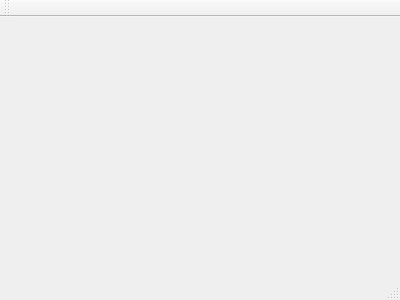
LouisGerard/CSP_Solver, file mainwindow.ui: the form before one commit.
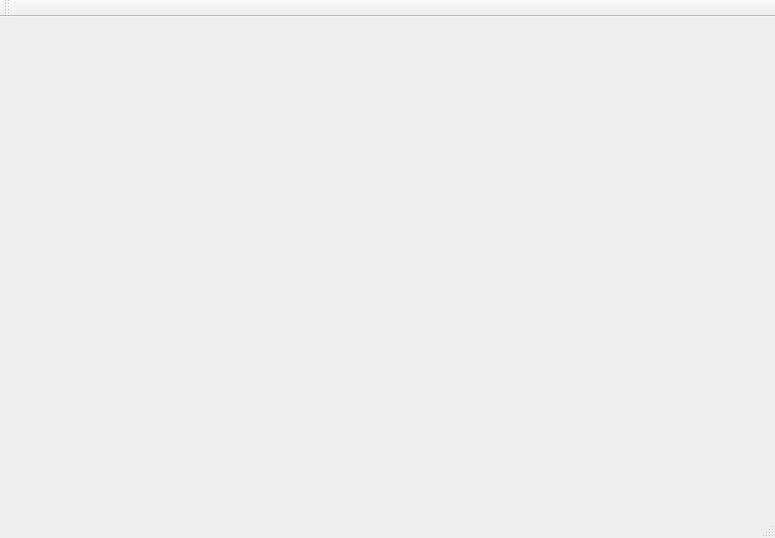
The form after the commit.

Commit message: grid view

What changed in the file:
```diff
--- a/mainwindow.ui
+++ b/mainwindow.ui
@@ -1,24 +1,51 @@
 <ui version="4.0">
  <class>MainWindow</class>
- <widget class="QMainWindow" name="MainWindow" >
-  <property name="geometry" >
+ <widget class="QMainWindow" name="MainWindow">
+  <property name="geometry">
    <rect>
     <x>0</x>
     <y>0</y>
-    <width>400</width>
-    <height>300</height>
+    <width>775</width>
+    <height>538</height>
    </rect>
   </property>
   <property name="windowTitle" >
    <string>MainWindow</string>
   </property>
-  <widget class="QMenuBar" name="menuBar" />
-  <widget class="QToolBar" name="mainToolBar" />
-  <widget class="QWidget" name="centralWidget" />
-  <widget class="QStatusBar" name="statusBar" />
+  <widget class="QWidget" name="centralWidget">
+   <widget class="QWidget" name="gridLayoutWidget">
+    <property name="geometry">
+     <rect>
+      <x>30</x>
+      <y>0</y>
+      <width>711</width>
+      <height>471</height>
+     </rect>
+    </property>
+    <layout class="QGridLayout" name="gridLayout"/>
+   </widget>
+  </widget>
+  <widget class="QMenuBar" name="menuBar">
+   <property name="geometry">
+    <rect>
+     <x>0</x>
+     <y>0</y>
+     <width>775</width>
+     <height>26</height>
+    </rect>
+   </property>
+  </widget>
+  <widget class="QToolBar" name="mainToolBar">
+   <attribute name="toolBarArea">
+    <enum>TopToolBarArea</enum>
+   </attribute>
+   <attribute name="toolBarBreak">
+    <bool>false</bool>
+   </attribute>
+  </widget>
+  <widget class="QStatusBar" name="statusBar"/>
  </widget>
- <layoutDefault spacing="6" margin="11" />
- <pixmapfunction></pixmapfunction>
+ <layoutdefault spacing="6" margin="11"/>
  <resources/>
  <connections/>
 </ui>
```
Left out of the diff: 3 changed lines with no effect on the pictures. The commit also changes 4 other files.
